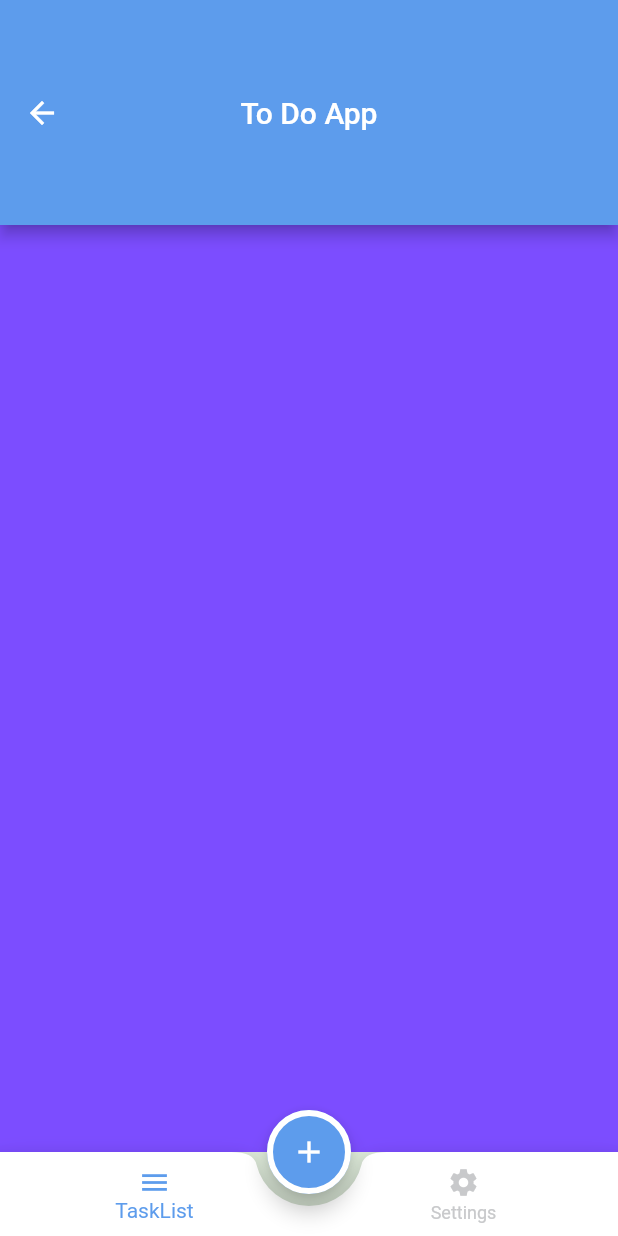
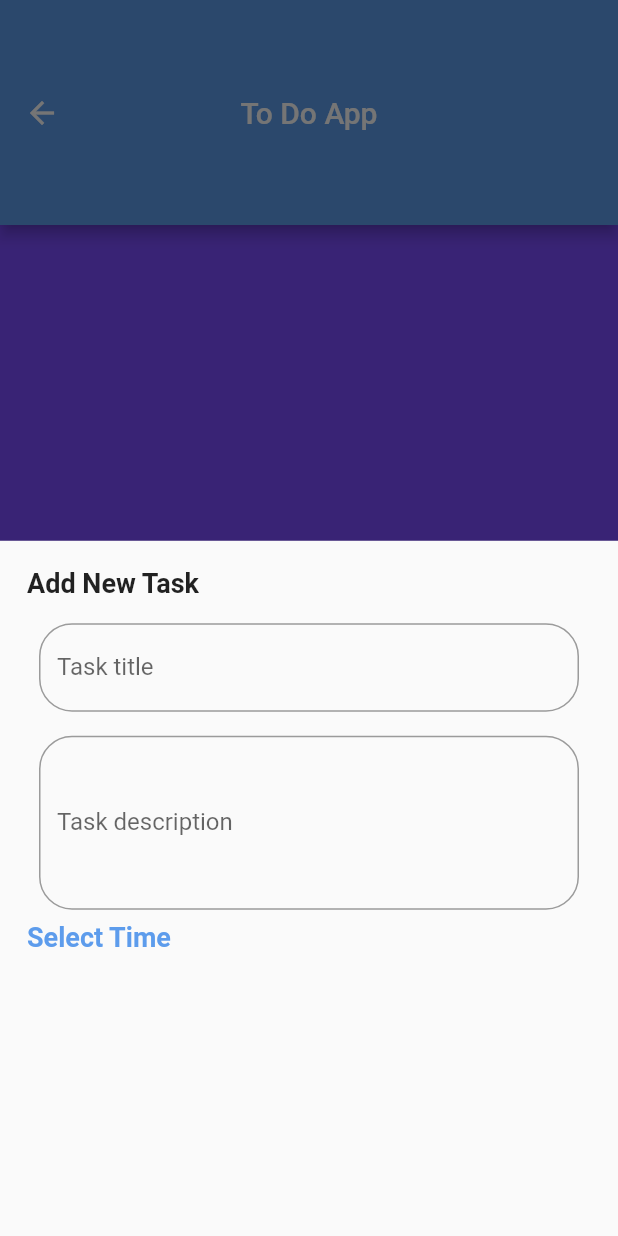
Before and after one commit to hamadia/to_do_app, a Flutter app: the HomeView screen opened by its route, after a tap on the "add" icon, on a phone screen of 412 x 824 dp. Run offline on Flutter 3.47's test engine with Material 3 defaults, Android fonts, the phone set to English and light mode, and no system bars; our stand-ins replace cloud_firestore, firebase_auth, firebase_core; accounts and stored records are empty.

Commit message:
% custom_navigation_bar.dart + add_task_bottom_sheet.dart

```diff
--- a/lib/Features/account/presentation/views/widgets/custom_text_form_field.dart
+++ b/lib/Features/account/presentation/views/widgets/custom_text_form_field.dart
@@ -12,6 +12,7 @@ class CustomTextFormField extends StatelessWidget {
     this.onChange,
     this.obscureText = false,
     this.suffixIcon,
+    this.maxLines = 1,
   });
 
   final String labelText;
@@ -19,7 +20,7 @@ class CustomTextFormField extends StatelessWidget {
   final OnChange? onChange;
   final TextEditingController? controller;
   final bool obscureText;
-
+  final int maxLines;
   final Widget? suffixIcon;
 
   @override
@@ -27,6 +28,8 @@ class CustomTextFormField extends StatelessWidget {
     return Padding(
       padding: const EdgeInsets.all(8),
       child: TextFormField(
+        maxLines: maxLines,
+        minLines: maxLines,
         onChanged: onChange,
         obscureText: obscureText,
         controller: controller,
--- a/lib/Features/home/presentation/views/home_view.dart
+++ b/lib/Features/home/presentation/views/home_view.dart
@@ -1,5 +1,6 @@
 import 'package:flutter/material.dart';
 import 'package:to_do_app/Features/home/presentation/views/widgets/custom_floating_action_button.dart';
+import 'package:to_do_app/Features/home/presentation/views/widgets/custom_navigation_bar.dart';
 import 'package:to_do_app/constants.dart';
 
 class HomeView extends StatefulWidget {
@@ -22,30 +23,13 @@ class _HomeViewState extends State<HomeView> {
       ),
       floatingActionButtonLocation: FloatingActionButtonLocation.centerDocked,
       floatingActionButton: const CustomFloatingActionButton(),
-      bottomNavigationBar: BottomAppBar(
-        shape: const CircularNotchedRectangle(),
-        notchMargin: 8,
-        child: BottomNavigationBar(
-          currentIndex: selectedIndex,
-          onTap: (index) {
+      bottomNavigationBar: CustomBottomNavigationBar(
+        selectedIndex: selectedIndex,
+        onTabTapped: (index) {
+          setState(() {
             selectedIndex = index;
-            setState(() {});
-          },
-          iconSize: 22,
-          items: const [
-            BottomNavigationBarItem(
-              icon: Icon(
-                Icons.menu,
-              ),
-              label: 'TaskList',
-            ),
-            BottomNavigationBarItem(
-                icon: Icon(
-                  Icons.settings,
-                ),
-                label: 'Settings'),
-          ],
-        ),
+          });
+        },
       ),
       body: tabs[selectedIndex],
     );
--- /dev/null
+++ b/lib/Features/home/presentation/views/widgets/add_task_bottom_sheet.dart
@@ -0,0 +1,43 @@
+import 'package:flutter/material.dart';
+import 'package:to_do_app/Features/account/presentation/views/widgets/custom_text_form_field.dart';
+import 'package:to_do_app/core/utils/colors.dart';
+
+class AddTaskBottomSheet extends StatelessWidget {
+  const AddTaskBottomSheet({super.key});
+
+  @override
+  Widget build(BuildContext context) {
+    return Container(
+      padding: const EdgeInsets.all(18),
+      child: const Column(
+        crossAxisAlignment: CrossAxisAlignment.stretch,
+        children: [
+          Text(
+            'Add New Task',
+            style: TextStyle(
+              fontSize: 18,
+              fontWeight: FontWeight.bold,
+            ),
+          ),
+          SizedBox(
+            height: 8,
+          ),
+          CustomTextFormField(
+            labelText: 'Task title',
+          ),
+          CustomTextFormField(
+            labelText: 'Task description',
+            maxLines: 4,
+          ),
+          Text(
+            'Select Time',
+            style: TextStyle(
+                fontWeight: FontWeight.bold,
+                fontSize: 18,
+                color: AppColors.lightPrimaryColor),
+          ),
+        ],
+      ),
+    );
+  }
+}
--- a/lib/Features/home/presentation/views/widgets/custom_bottom_navigation_bar.dart
+++ /dev/null
@@ -1,15 +0,0 @@
-import 'package:flutter/material.dart';
-import 'package:to_do_app/Features/home/presentation/views/widgets/custom_navigation_bar.dart';
-
-class CustomBottomNavigationBar extends StatelessWidget {
-  const CustomBottomNavigationBar({super.key});
-
-  @override
-  Widget build(BuildContext context) {
-    return const BottomAppBar(
-      shape: CircularNotchedRectangle(),
-      notchMargin: 8,
-      child: CustomNavigationBar(),
-    );
-  }
-}
--- a/lib/Features/home/presentation/views/widgets/custom_floating_action_button.dart
+++ b/lib/Features/home/presentation/views/widgets/custom_floating_action_button.dart
@@ -1,12 +1,14 @@
 import 'package:flutter/material.dart';
+import 'package:to_do_app/Features/home/presentation/views/widgets/add_task_bottom_sheet.dart';
 
 class CustomFloatingActionButton extends StatelessWidget {
   const CustomFloatingActionButton({super.key});
-
   @override
   Widget build(BuildContext context) {
     return FloatingActionButton(
-      onPressed: onPressed,
+      onPressed: () {
+        showAddTaskBottomSheet(context);
+      },
       shape: const StadiumBorder(
         side: BorderSide(
           width: 4,
@@ -17,5 +19,8 @@ class CustomFloatingActionButton extends StatelessWidget {
     );
   }
 
-  onPressed() {}
+  showAddTaskBottomSheet(context) {
+    showModalBottomSheet(
+        context: context, builder: (context) => AddTaskBottomSheet());
+  }
 }
--- a/lib/Features/home/presentation/views/widgets/custom_navigation_bar.dart
+++ b/lib/Features/home/presentation/views/widgets/custom_navigation_bar.dart
@@ -1,22 +1,23 @@
 import 'package:flutter/material.dart';
-import 'package:to_do_app/constants.dart';
 
-class CustomNavigationBar extends StatefulWidget {
-  const CustomNavigationBar({super.key});
+class CustomBottomNavigationBar extends StatelessWidget {
+  final int selectedIndex;
+  final ValueChanged<int> onTabTapped;
+
+  const CustomBottomNavigationBar({
+    super.key,
+    required this.selectedIndex,
+    required this.onTabTapped,
+  });
 
   @override
-  State<CustomNavigationBar> createState() => _CustomNavigationBarState();
-}
-
-class _CustomNavigationBarState extends State<CustomNavigationBar> {
-  @override
   Widget build(BuildContext context) {
-    return BottomNavigationBar(
+    return BottomAppBar(
+      shape: const CircularNotchedRectangle(),
+      notchMargin: 8,
+      child: BottomNavigationBar(
         currentIndex: selectedIndex,
-      onTap: (index) {
-        selectedIndex = index;
-        setState(() {});
-      },
+        onTap: onTabTapped,
         iconSize: 22,
         items: const [
           BottomNavigationBarItem(
@@ -29,8 +30,10 @@ class _CustomNavigationBarState extends State<CustomNavigationBar> {
             icon: Icon(
               Icons.settings,
             ),
-            label: 'Settings'),
+            label: 'Settings',
+          ),
         ],
+      ),
     );
   }
 }
```
Lines whose indentation alone changed are shown as unchanged.
